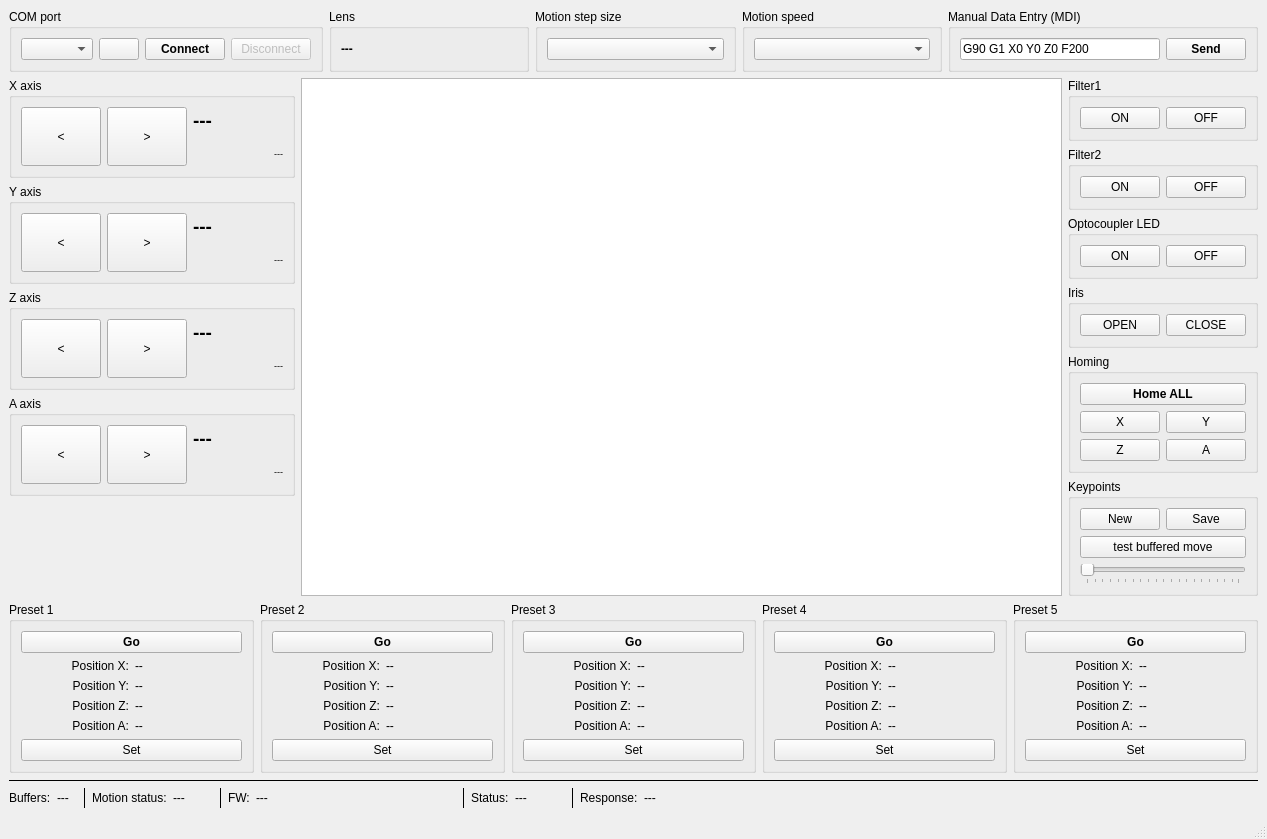
Above: 04_lens_tester_gui_curves/gui.ui from Kurokesu/SCE2-SDK before the change. Below: the same form after it.
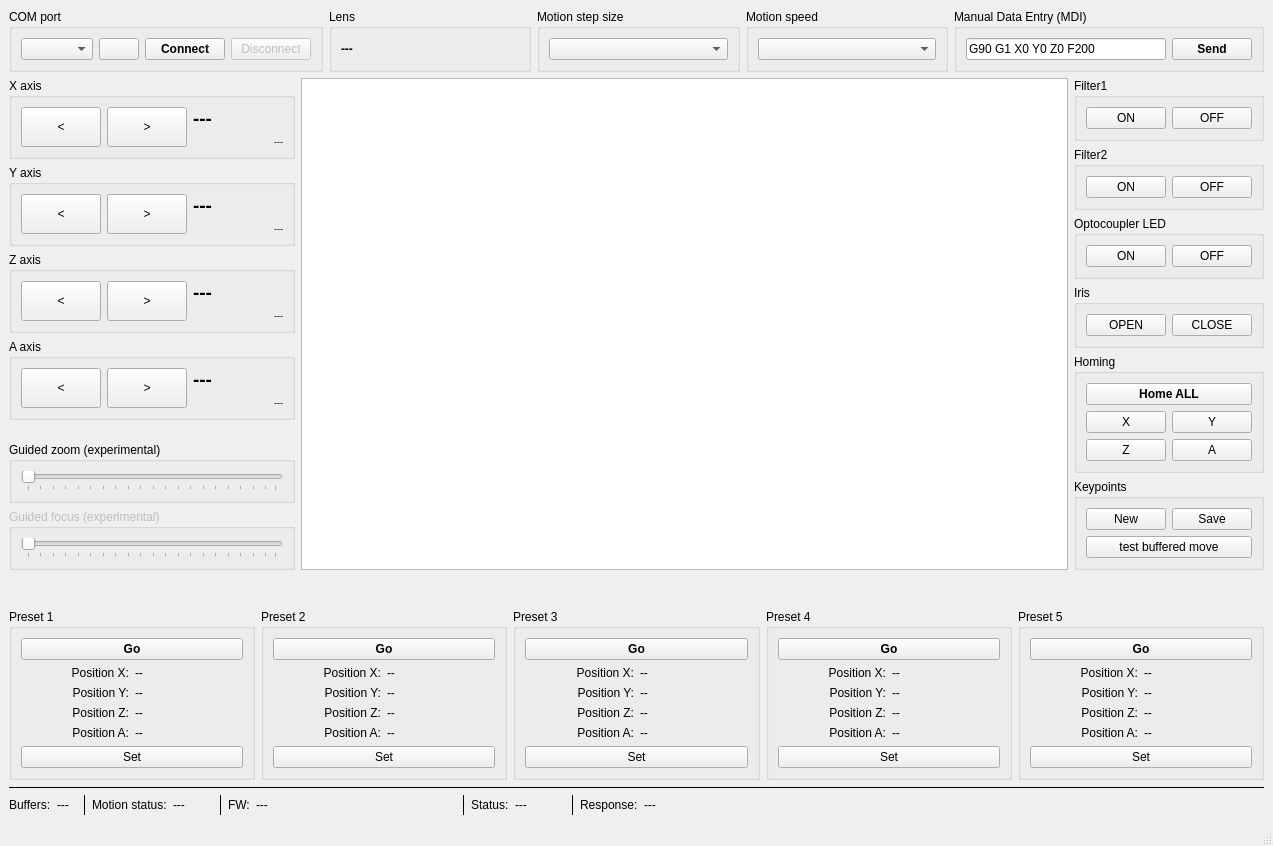
That is the form after the change. Icons and pictures are not drawn. Custom widgets are drawn as their Qt base class.

Commit message: added L086 support for guided zoom, updated gui

Diff of the .ui file:
```diff
--- a/04_lens_tester_gui_curves/gui.ui
+++ b/04_lens_tester_gui_curves/gui.ui
@@ -6,8 +6,8 @@
    <rect>
     <x>0</x>
     <y>0</y>
-    <width>1267</width>
-    <height>813</height>
+    <width>1273</width>
+    <height>846</height>
    </rect>
   </property>
   <property name="windowTitle">
@@ -436,6 +436,86 @@
           </property>
          </spacer>
         </item>
+        <item>
+         <widget class="QGroupBox" name="group_guided_zoom1">
+          <property name="enabled">
+           <bool>true</bool>
+          </property>
+          <property name="sizePolicy">
+           <sizepolicy hsizetype="Minimum" vsizetype="Preferred">
+            <horstretch>0</horstretch>
+            <verstretch>0</verstretch>
+           </sizepolicy>
+          </property>
+          <property name="title">
+           <string>Guided zoom (experimental)</string>
+          </property>
+          <layout class="QGridLayout" name="gridLayout_28">
+           <item row="0" column="0">
+            <widget class="QSlider" name="zoom_slider1">
+             <property name="sizePolicy">
+              <sizepolicy hsizetype="Preferred" vsizetype="Fixed">
+               <horstretch>0</horstretch>
+               <verstretch>0</verstretch>
+              </sizepolicy>
+             </property>
+             <property name="pageStep">
+              <number>5</number>
+             </property>
+             <property name="tracking">
+              <bool>false</bool>
+             </property>
+             <property name="orientation">
+              <enum>Qt::Horizontal</enum>
+             </property>
+             <property name="tickPosition">
+              <enum>QSlider::TicksBelow</enum>
+             </property>
+            </widget>
+           </item>
+          </layout>
+         </widget>
+        </item>
+        <item>
+         <widget class="QGroupBox" name="group_guided_focus">
+          <property name="enabled">
+           <bool>false</bool>
+          </property>
+          <property name="sizePolicy">
+           <sizepolicy hsizetype="Minimum" vsizetype="Preferred">
+            <horstretch>0</horstretch>
+            <verstretch>0</verstretch>
+           </sizepolicy>
+          </property>
+          <property name="title">
+           <string>Guided focus (experimental)</string>
+          </property>
+          <layout class="QGridLayout" name="gridLayout_30">
+           <item row="0" column="0">
+            <widget class="QSlider" name="focus_slider1_2">
+             <property name="sizePolicy">
+              <sizepolicy hsizetype="Preferred" vsizetype="Fixed">
+               <horstretch>0</horstretch>
+               <verstretch>0</verstretch>
+              </sizepolicy>
+             </property>
+             <property name="pageStep">
+              <number>5</number>
+             </property>
+             <property name="tracking">
+              <bool>false</bool>
+             </property>
+             <property name="orientation">
+              <enum>Qt::Horizontal</enum>
+             </property>
+             <property name="tickPosition">
+              <enum>QSlider::TicksBelow</enum>
+             </property>
+            </widget>
+           </item>
+          </layout>
+         </widget>
+        </item>
        </layout>
       </item>
       <item>
@@ -733,22 +813,6 @@
              </property>
             </widget>
            </item>
-           <item row="2" column="0" colspan="2">
-            <widget class="QSlider" name="zoom_slider">
-             <property name="pageStep">
-              <number>5</number>
-             </property>
-             <property name="tracking">
-              <bool>false</bool>
-             </property>
-             <property name="orientation">
-              <enum>Qt::Horizontal</enum>
-             </property>
-             <property name="tickPosition">
-              <enum>QSlider::TicksBelow</enum>
-             </property>
-            </widget>
-           </item>
           </layout>
          </widget>
         </item>
```
Left out of the diff: 116 changed lines with no effect on the pictures. The commit also changes 4 other files.
